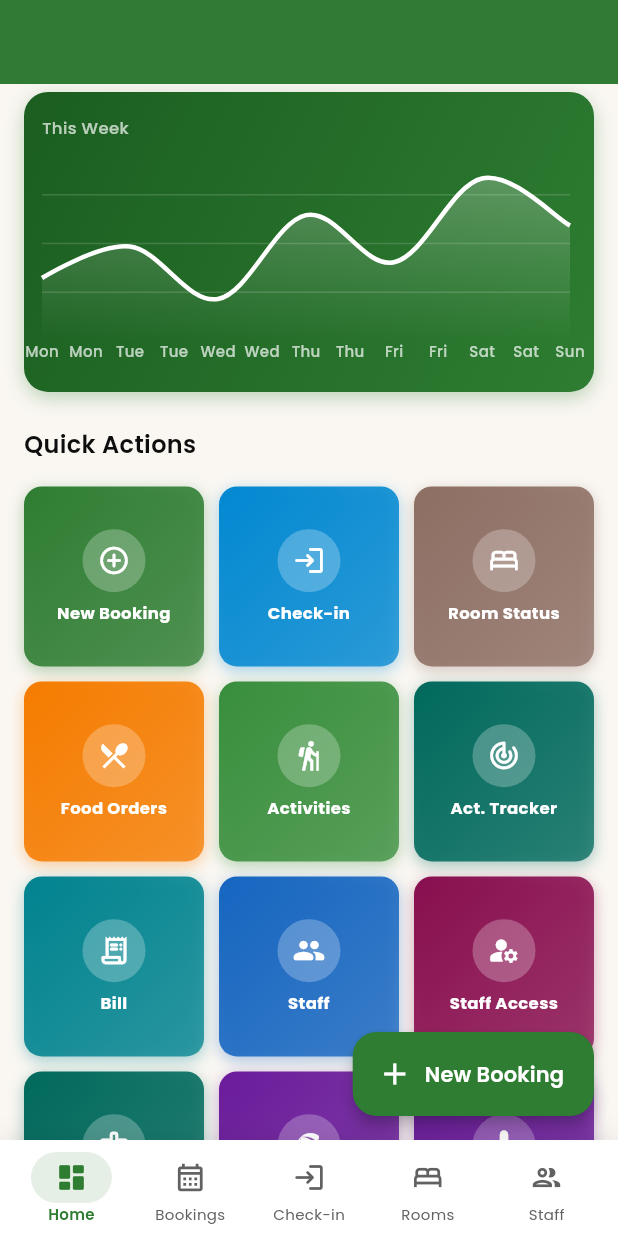
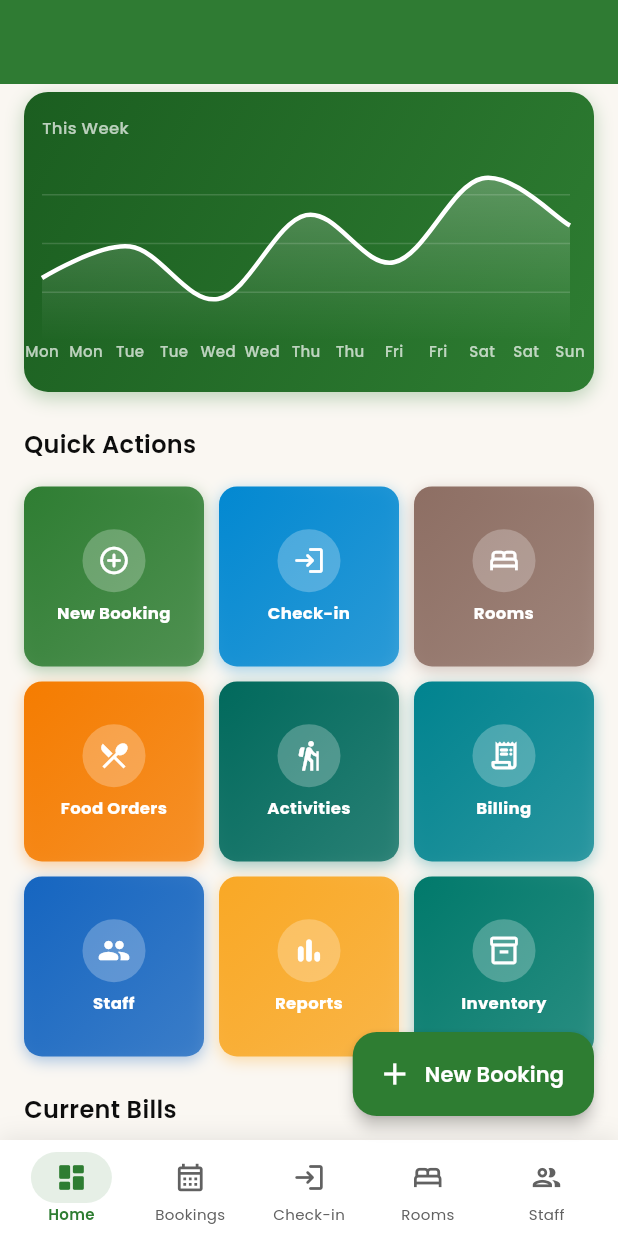
Before and after one commit to Chaitali2494/anjanvel-erp, a Flutter app: the OwnerDashboardScreen screen opened by its route, scrolled down 576 dp, on a phone screen of 412 x 824 dp. Run offline on Flutter 3.47's test engine with Material 3 defaults, Android fonts, the phone set to English and light mode, and no system bars; drawn by our look-alikes of fl_chart; our stand-ins replace firebase_core, firebase_messaging, flutter_local_notifications, flutter_riverpod, go_router, google_fonts and 6 more; missing offline and left inert: excel; accounts and stored records are empty.

Commit message:
refactor: merge quick actions from 16 → 9 cards (3×3 grid) — remove redundant staff sub-pages, housekeeping, act.tracker duplicates

```diff
--- a/flutter_app/lib/features/dashboard/presentation/screens/owner_dashboard_screen.dart
+++ b/flutter_app/lib/features/dashboard/presentation/screens/owner_dashboard_screen.dart
@@ -361,21 +361,14 @@ class _RevenueChart extends StatelessWidget {
 class _QuickActionsGrid extends StatelessWidget {
   final _actions = const [
     _Action('New Booking', Icons.add_circle_outline_rounded, '/bookings/create', AppTheme.primary),
-    _Action('Check-in', Icons.login_rounded, '/checkin', AppTheme.info),
-    _Action('Room Status', Icons.bed_outlined, '/rooms', AppTheme.secondary),
-    _Action('Food Orders', Icons.restaurant_menu_outlined, '/food', AppTheme.warning),
-    _Action('Activities', Icons.hiking_outlined, '/activities', AppTheme.success),
-    _Action('Act. Tracker', Icons.track_changes_rounded, '/activities/tracker', Color(0xFF00695C)),
-    _Action('Bill', Icons.receipt_long_rounded, '/billing', Color(0xFF00838F)),
-    _Action('Staff', Icons.people_rounded, '/staff', Color(0xFF1565C0)),
-    _Action('Staff Access', Icons.manage_accounts_rounded, '/staff/access', Color(0xFF880E4F)),
-    _Action('Staff Portal', Icons.badge_rounded, '/staff/portal', Color(0xFF00695C)),
-    _Action('Leave Mgmt', Icons.beach_access_rounded, '/staff/leaves', Color(0xFF6A1B9A)),
-    _Action('Housekeeping', Icons.cleaning_services_rounded, '/dashboard/housekeeping', Color(0xFF6A1B9A)),
-    _Action('Attendance', Icons.fact_check_outlined, '/staff/attendance', Color(0xFF37474F)),
-    _Action('Reports', Icons.bar_chart_rounded, '/reports', AppTheme.accent),
-    _Action('Inventory', Icons.inventory_2_outlined, '/inventory', Color(0xFF00796B)),
-    _Action('Leads', Icons.person_add_outlined, '/leads', Color(0xFF558B2F)),
+    _Action('Check-in',    Icons.login_rounded,              '/checkin',           AppTheme.info),
+    _Action('Rooms',       Icons.bed_outlined,               '/rooms',             AppTheme.secondary),
+    _Action('Food Orders', Icons.restaurant_menu_outlined,   '/food',              AppTheme.warning),
+    _Action('Activities',  Icons.hiking_outlined,            '/activities/tracker',Color(0xFF00695C)),
+    _Action('Billing',     Icons.receipt_long_rounded,       '/billing',           Color(0xFF00838F)),
+    _Action('Staff',       Icons.people_rounded,             '/staff',             Color(0xFF1565C0)),
+    _Action('Reports',     Icons.bar_chart_rounded,          '/reports',           AppTheme.accent),
+    _Action('Inventory',   Icons.inventory_2_outlined,       '/inventory',         Color(0xFF00796B)),
   ];
 
   const _QuickActionsGrid();
```
